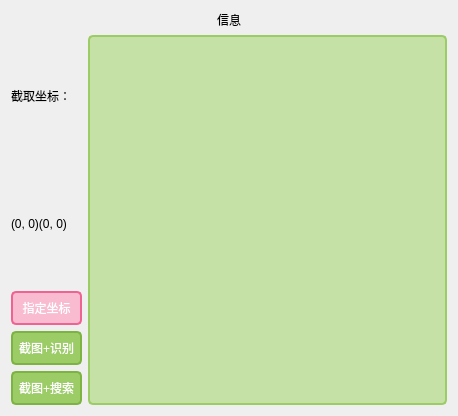
Before: the Qt Designer form ui.ui in TaylorAndTony/PhoneImageOCR, drawn with Qt 5.
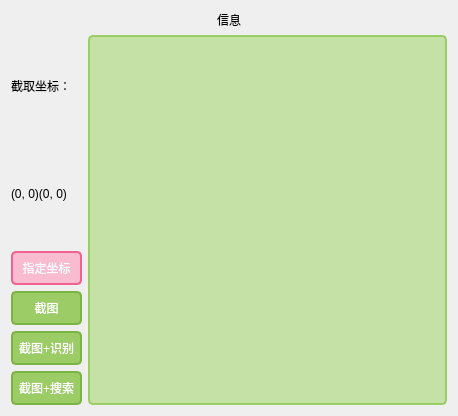
After: the same form once the commit is applied.

Patch:
```diff
--- a/ui.ui
+++ b/ui.ui
@@ -129,6 +129,13 @@
            </property>
           </widget>
          </item>
+         <item>
+          <widget class="QPushButton" name="btn_cap">
+           <property name="text">
+            <string>截图</string>
+           </property>
+          </widget>
+         </item>
          <item>
           <widget class="QPushButton" name="btn_ocr">
            <property name="text">
```
